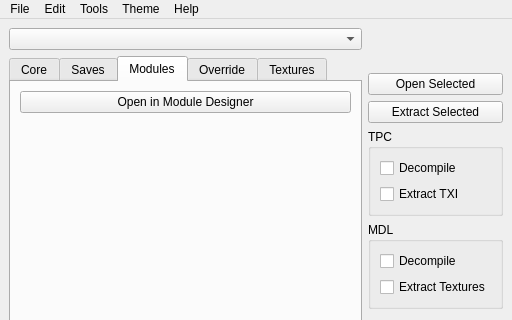
The window that Tools/HolocronToolset/src/ui/windows/main.ui (NickHugi/PyKotor) describes before a commit, drawn with Qt 5; both pictures show x 0 to 512 and y 0 to 320 of the 512 by 471 pixel window.
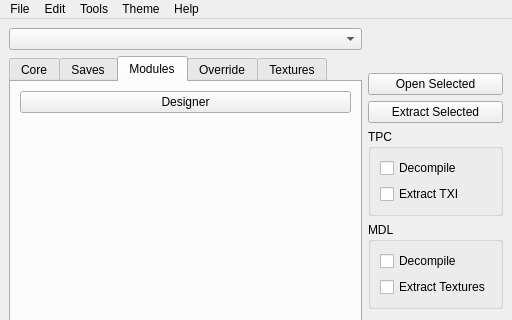
The same window after the commit. The open tabs and pages were chosen to show the change. Icons and pictures are not drawn. Custom widgets are drawn as their Qt base class.

The edit to the form file:
```diff
--- a/Tools/HolocronToolset/src/ui/windows/main.ui
+++ b/Tools/HolocronToolset/src/ui/windows/main.ui
@@ -86,7 +86,7 @@
             <item>
             <widget class="QPushButton" name="specialActionButton">
               <property name="text">
-              <string>Open in Module Designer</string>
+              <string>Designer</string>
               </property>
             </widget>
             </item>
```
